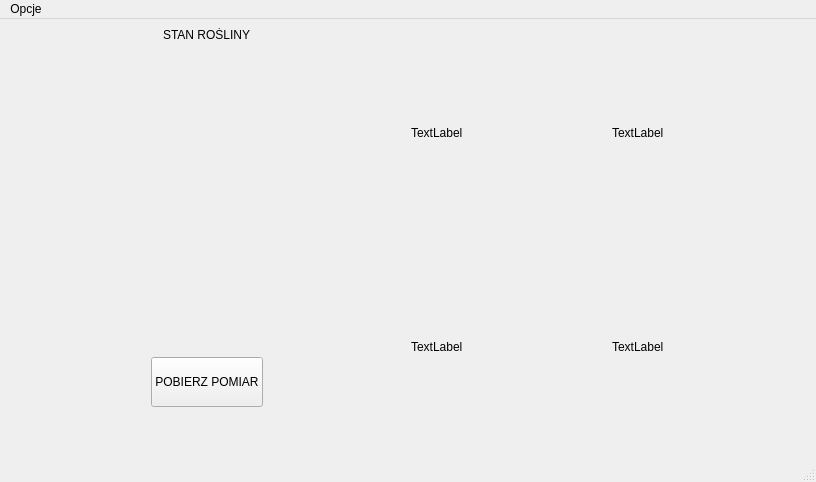
Qt form PlantMonitoringSystemQt/mainwindow.ui (OlafBieganski/Plant-monitoring-system) before a commit.
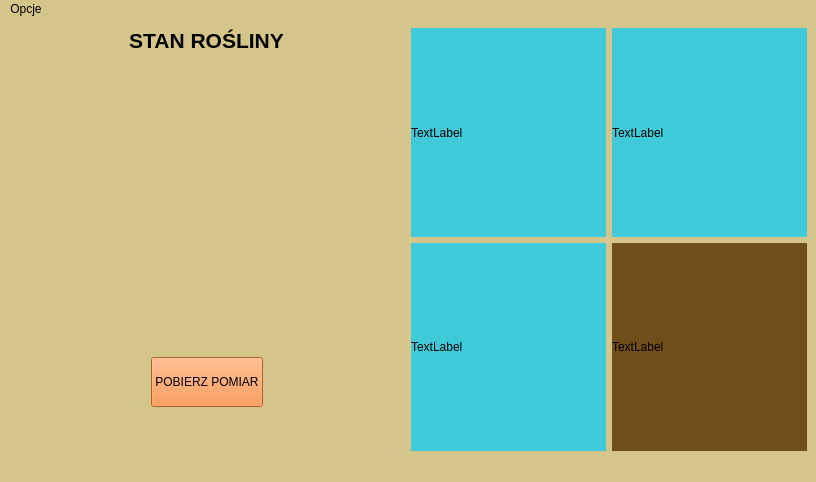
The same form after that commit.

Commit message: Switching window works, added background colours and plots

```diff
--- a/PlantMonitoringSystemQt/mainwindow.ui
+++ b/PlantMonitoringSystemQt/mainwindow.ui
@@ -13,6 +13,9 @@
   <property name="windowTitle">
    <string>MainWindow</string>
   </property>
+  <property name="styleSheet">
+   <string notr="true">background:rgb(212, 197, 139)</string>
+  </property>
   <widget class="QWidget" name="centralwidget">
    <layout class="QHBoxLayout" name="horizontalLayout_2">
     <item>
@@ -21,13 +24,19 @@
        <layout class="QVBoxLayout" name="verticalLayout_2">
         <item alignment="Qt::AlignHCenter|Qt::AlignTop">
          <widget class="QLabel" name="label_plant_state">
+          <property name="styleSheet">
+           <string notr="true">background:rgb(212, 197, 139)</string>
+          </property>
           <property name="text">
-           <string>STAN ROŚLINY</string>
+           <string>&lt;html&gt;&lt;head/&gt;&lt;body&gt;&lt;p align=&quot;center&quot;&gt;&lt;span style=&quot; font-size:16pt; font-weight:700;&quot;&gt;STAN ROŚLINY&lt;/span&gt;&lt;/p&gt;&lt;/body&gt;&lt;/html&gt;</string>
           </property>
          </widget>
         </item>
         <item alignment="Qt::AlignHCenter|Qt::AlignVCenter">
          <widget class="QLabel" name="label_plant_pic">
+          <property name="styleSheet">
+           <string notr="true">background:rgb(212, 197, 139)</string>
+          </property>
           <property name="text">
            <string/>
           </property>
@@ -53,6 +62,9 @@
             <height>50</height>
            </size>
           </property>
+          <property name="styleSheet">
+           <string notr="true">background:rgb(255, 131, 43)</string>
+          </property>
           <property name="text">
            <string>POBIERZ POMIAR</string>
           </property>
@@ -64,6 +76,9 @@
        <layout class="QGridLayout" name="gridLayout_2">
         <item row="1" column="0">
          <widget class="QLabel" name="label">
+          <property name="styleSheet">
+           <string notr="true">background:rgb(64, 202, 217)</string>
+          </property>
           <property name="text">
            <string>TextLabel</string>
           </property>
@@ -71,6 +86,9 @@
         </item>
         <item row="1" column="1">
          <widget class="QLabel" name="label_2">
+          <property name="styleSheet">
+           <string notr="true">background:rgb(111, 78, 26)</string>
+          </property>
           <property name="text">
            <string>TextLabel</string>
           </property>
@@ -78,6 +96,9 @@
         </item>
         <item row="0" column="1">
          <widget class="QLabel" name="label_4">
+          <property name="styleSheet">
+           <string notr="true">background:rgb(64, 202, 217)</string>
+          </property>
           <property name="text">
            <string>TextLabel</string>
           </property>
@@ -85,6 +106,9 @@
         </item>
         <item row="0" column="0">
          <widget class="QLabel" name="label_3">
+          <property name="styleSheet">
+           <string notr="true">background:rgb(64, 202, 217)</string>
+          </property>
           <property name="text">
            <string>TextLabel</string>
           </property>
```
The commit also changes 5 other files.
